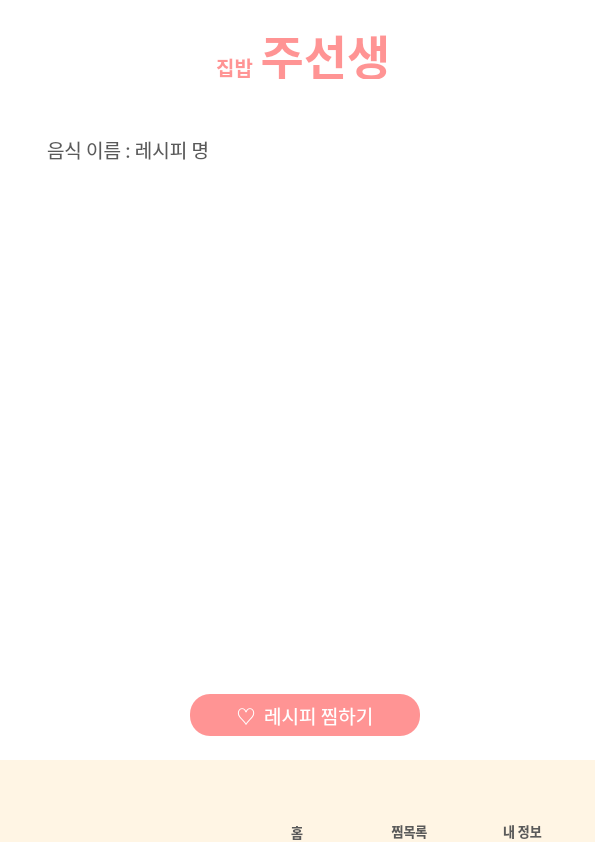
Qt form UI/MainPage.ui (gimmjuu/AIHomeMadeChef) before a commit.
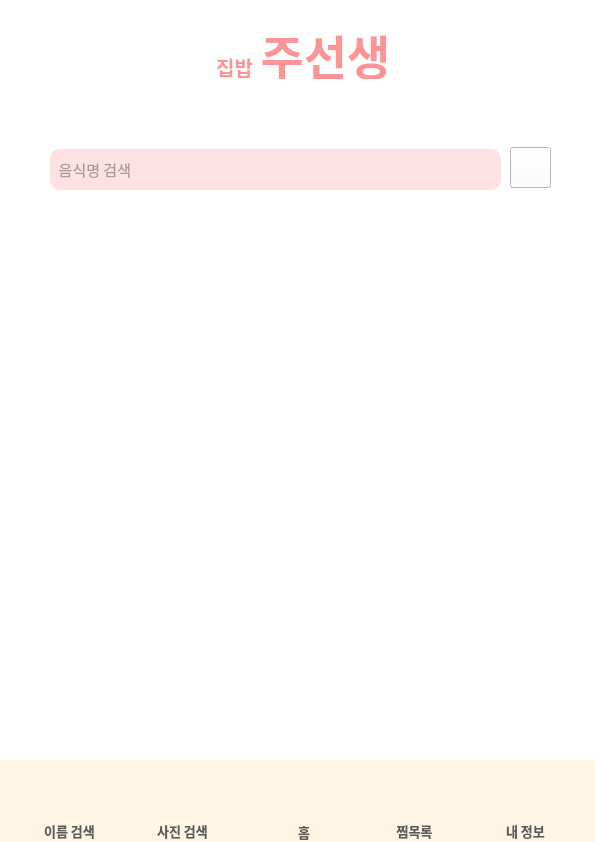
The same form after that commit. Icons and pictures are not drawn.

The edit to the form file:
```diff
--- a/UI/MainPage.ui
+++ b/UI/MainPage.ui
@@ -649,7 +649,7 @@
      <widget class="QPushButton" name="home_btn">
       <property name="geometry">
        <rect>
-        <x>268</x>
+        <x>275</x>
         <y>10</y>
         <width>58</width>
         <height>50</height>
@@ -672,7 +672,7 @@
      <widget class="QLabel" name="label_9">
       <property name="geometry">
        <rect>
-        <x>269</x>
+        <x>276</x>
         <y>63</y>
         <width>56</width>
         <height>17</height>
@@ -700,7 +700,7 @@
       <property name="geometry">
        <rect>
         <x>503</x>
-        <y>10</y>
+        <y>12</y>
         <width>40</width>
         <height>50</height>
        </rect>
@@ -714,7 +714,7 @@
       </property>
       <property name="iconSize">
        <size>
-        <width>145</width>
+        <width>147</width>
         <height>145</height>
        </size>
       </property>
@@ -722,7 +722,7 @@
      <widget class="QLabel" name="label_13">
       <property name="geometry">
        <rect>
-        <x>482</x>
+        <x>485</x>
         <y>63</y>
         <width>81</width>
         <height>16</height>
@@ -749,7 +749,7 @@
      <widget class="QPushButton" name="choice_btn">
       <property name="geometry">
        <rect>
-        <x>384</x>
+        <x>389</x>
         <y>16</y>
         <width>50</width>
         <height>40</height>
@@ -772,7 +772,7 @@
      <widget class="QLabel" name="label_16">
       <property name="geometry">
        <rect>
-        <x>369</x>
+        <x>374</x>
         <y>63</y>
         <width>81</width>
         <height>16</height>
@@ -796,6 +796,106 @@
        <set>Qt::AlignCenter</set>
       </property>
      </widget>
+     <widget class="QPushButton" name="name_search_btn">
+      <property name="geometry">
+       <rect>
+        <x>48</x>
+        <y>20</y>
+        <width>31</width>
+        <height>31</height>
+       </rect>
+      </property>
+      <property name="text">
+       <string/>
+      </property>
+      <property name="icon">
+       <iconset>
+        <normaloff>../Images/search.png</normaloff>../Images/search.png</iconset>
+      </property>
+      <property name="iconSize">
+       <size>
+        <width>60</width>
+        <height>40</height>
+       </size>
+      </property>
+     </widget>
+     <widget class="QLabel" name="label_19">
+      <property name="geometry">
+       <rect>
+        <x>29</x>
+        <y>63</y>
+        <width>81</width>
+        <height>16</height>
+       </rect>
+      </property>
+      <property name="font">
+       <font>
+        <family>G마켓 산스 TTF Medium</family>
+        <pointsize>10</pointsize>
+        <weight>75</weight>
+        <bold>true</bold>
+       </font>
+      </property>
+      <property name="styleSheet">
+       <string notr="true">color: rgb(90, 90, 90);</string>
+      </property>
+      <property name="text">
+       <string>이름 검색</string>
+      </property>
+      <property name="alignment">
+       <set>Qt::AlignCenter</set>
+      </property>
+     </widget>
+     <widget class="QPushButton" name="picture_btn">
+      <property name="geometry">
+       <rect>
+        <x>162</x>
+        <y>17</y>
+        <width>41</width>
+        <height>39</height>
+       </rect>
+      </property>
+      <property name="text">
+       <string/>
+      </property>
+      <property name="icon">
+       <iconset>
+        <normaloff>../Images/picture.png</normaloff>../Images/picture.png</iconset>
+      </property>
+      <property name="iconSize">
+       <size>
+        <width>60</width>
+        <height>60</height>
+       </size>
+      </property>
+     </widget>
+     <widget class="QLabel" name="label_20">
+      <property name="geometry">
+       <rect>
+        <x>142</x>
+        <y>63</y>
+        <width>81</width>
+        <height>16</height>
+       </rect>
+      </property>
+      <property name="font">
+       <font>
+        <family>G마켓 산스 TTF Medium</family>
+        <pointsize>10</pointsize>
+        <weight>75</weight>
+        <bold>true</bold>
+       </font>
+      </property>
+      <property name="styleSheet">
+       <string notr="true">color: rgb(90, 90, 90);</string>
+      </property>
+      <property name="text">
+       <string>사진 검색</string>
+      </property>
+      <property name="alignment">
+       <set>Qt::AlignCenter</set>
+      </property>
+     </widget>
     </widget>
     <widget class="QWidget" name="widget_5" native="true">
      <property name="geometry">
@@ -895,7 +995,7 @@
       </rect>
      </property>
      <property name="currentIndex">
-      <number>1</number>
+      <number>5</number>
      </property>
      <widget class="QWidget" name="page_2">
       <widget class="QWidget" name="widget_3" native="true">
@@ -1534,6 +1634,149 @@
        </widget>
       </widget>
      </widget>
+     <widget class="QWidget" name="page_6">
+      <widget class="QWidget" name="widget_13" native="true">
+       <property name="geometry">
+        <rect>
+         <x>0</x>
+         <y>0</y>
+         <width>595</width>
+         <height>691</height>
+        </rect>
+       </property>
+       <property name="styleSheet">
+        <string notr="true">background-color: rgb(255, 255, 255);</string>
+       </property>
+      </widget>
+     </widget>
+     <widget class="QWidget" name="page_7">
+      <widget class="QWidget" name="widget_14" native="true">
+       <property name="geometry">
+        <rect>
+         <x>0</x>
+         <y>0</y>
+         <width>595</width>
+         <height>691</height>
+        </rect>
+       </property>
+       <property name="styleSheet">
+        <string notr="true">background-color: rgb(255, 255, 255);</string>
+       </property>
+       <widget class="QLineEdit" name="lineEdit">
+        <property name="geometry">
+         <rect>
+          <x>50</x>
+          <y>70</y>
+          <width>451</width>
+          <height>41</height>
+         </rect>
+        </property>
+        <property name="font">
+         <font>
+          <family>티머니 둥근바람 ExtraBold</family>
+          <pointsize>11</pointsize>
+         </font>
+        </property>
+        <property name="styleSheet">
+         <string notr="true">background-color: rgb(255, 225, 227);
+color: rgb(80, 80, 80);
+border-width:0px;
+border-radius:10px;
+boder-style:solid;</string>
+        </property>
+        <property name="placeholderText">
+         <string>  음식명 검색</string>
+        </property>
+       </widget>
+       <widget class="QPushButton" name="search_btn_2">
+        <property name="geometry">
+         <rect>
+          <x>510</x>
+          <y>68</y>
+          <width>41</width>
+          <height>41</height>
+         </rect>
+        </property>
+        <property name="text">
+         <string/>
+        </property>
+        <property name="icon">
+         <iconset>
+          <normaloff>../Images/search2.png</normaloff>../Images/search2.png</iconset>
+        </property>
+        <property name="iconSize">
+         <size>
+          <width>65</width>
+          <height>65</height>
+         </size>
+        </property>
+       </widget>
+       <widget class="QScrollArea" name="scrollArea_5">
+        <property name="geometry">
+         <rect>
+          <x>20</x>
+          <y>150</y>
+          <width>551</width>
+          <height>511</height>
+         </rect>
+        </property>
+        <property name="styleSheet">
+         <string notr="true">border-color: rgb(255, 255, 255);
+border-width: 0px;
+border-style: solid;</string>
+        </property>
+        <property name="verticalScrollBarPolicy">
+         <enum>Qt::ScrollBarAlwaysOff</enum>
+        </property>
+        <property name="horizontalScrollBarPolicy">
+         <enum>Qt::ScrollBarAlwaysOff</enum>
+        </property>
+        <property name="widgetResizable">
+         <bool>true</bool>
+        </property>
+        <widget class="QWidget" name="scrollAreaWidgetContents_5">
+         <property name="geometry">
+          <rect>
+           <x>0</x>
+           <y>0</y>
+           <width>551</width>
+           <height>511</height>
+          </rect>
+         </property>
+         <layout class="QVBoxLayout" name="verticalLayout_4">
+          <property name="spacing">
+           <number>0</number>
+          </property>
+          <property name="leftMargin">
+           <number>0</number>
+          </property>
+          <property name="topMargin">
+           <number>0</number>
+          </property>
+          <property name="rightMargin">
+           <number>0</number>
+          </property>
+          <property name="bottomMargin">
+           <number>0</number>
+          </property>
+          <item>
+           <spacer name="verticalSpacer_2">
+            <property name="orientation">
+             <enum>Qt::Vertical</enum>
+            </property>
+            <property name="sizeHint" stdset="0">
+             <size>
+              <width>20</width>
+              <height>508</height>
+             </size>
+            </property>
+           </spacer>
+          </item>
+         </layout>
+        </widget>
+       </widget>
+      </widget>
+     </widget>
     </widget>
    </widget>
    <widget class="QWidget" name="page"/>
```
